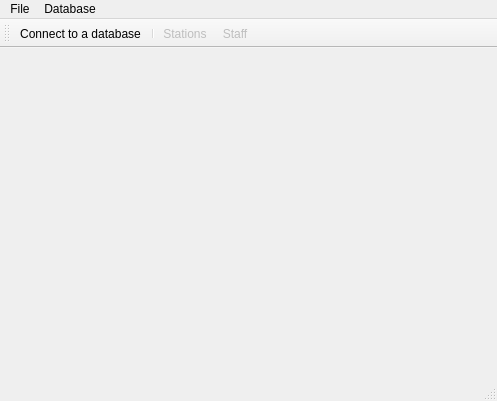
Old version of the form MainWindow.ui in the repository cykusz/rejestr.
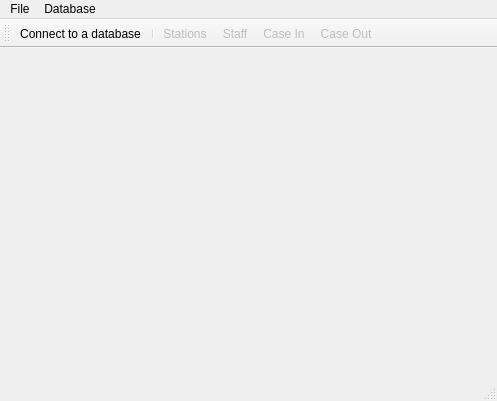
New version of the form. Icons and pictures are not drawn.

What changed in the file:
```diff
--- a/MainWindow.ui
+++ b/MainWindow.ui
@@ -46,6 +46,9 @@
    <addaction name="menuDatabase"/>
   </widget>
   <widget class="QToolBar" name="mainToolBar">
+   <property name="enabled">
+    <bool>true</bool>
+   </property>
    <attribute name="toolBarArea">
     <enum>TopToolBarArea</enum>
    </attribute>
@@ -56,6 +59,8 @@
    <addaction name="separator"/>
    <addaction name="actionStations"/>
    <addaction name="actionStaff"/>
+   <addaction name="actionCase_In"/>
+   <addaction name="actionCase_Out"/>
   </widget>
   <widget class="QStatusBar" name="statusBar"/>
   <action name="actionConnect_to_a_database">
@@ -91,6 +96,30 @@
     <string>Staff</string>
    </property>
   </action>
+  <action name="actionCase_In">
+   <property name="enabled">
+    <bool>false</bool>
+   </property>
+   <property name="icon">
+    <iconset resource="resources.qrc">
+     <normaloff>:/icons/case_in_ico.png</normaloff>:/icons/case_in_ico.png</iconset>
+   </property>
+   <property name="text">
+    <string>Case In</string>
+   </property>
+  </action>
+  <action name="actionCase_Out">
+   <property name="enabled">
+    <bool>false</bool>
+   </property>
+   <property name="icon">
+    <iconset resource="resources.qrc">
+     <normaloff>:/icons/case_out_ico.png</normaloff>:/icons/case_out_ico.png</iconset>
+   </property>
+   <property name="text">
+    <string>Case Out</string>
+   </property>
+  </action>
  </widget>
  <layoutdefault spacing="6" margin="11"/>
  <resources>
```
Left out of the diff: 2 changed lines with no effect on the pictures.
